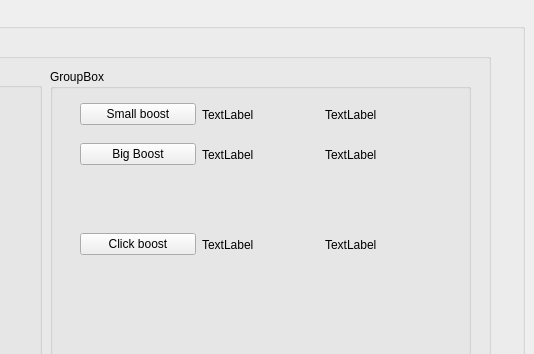
Qt form gui/UniverseIdleGUI.ui (cyphics/universe-idle) before a commit; both pictures show x 579 to 1113 and y 0 to 354 of the 1113 by 917 pixel window.
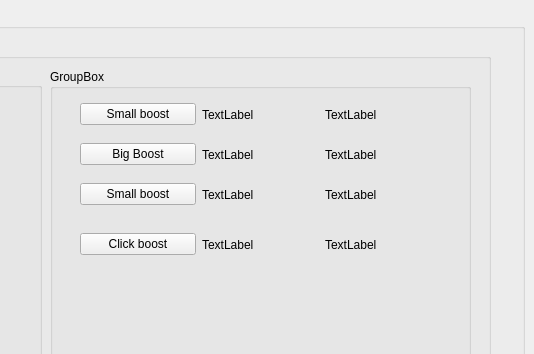
The same form after that commit.

Patch:
```diff
--- a/gui/UniverseIdleGUI.ui
+++ b/gui/UniverseIdleGUI.ui
@@ -307,6 +307,49 @@
                 </layout>
                </widget>
               </widget>
+              <widget class="QWidget" name="boost_4_widget" native="true">
+               <property name="geometry">
+                <rect>
+                 <x>30</x>
+                 <y>110</y>
+                 <width>361</width>
+                 <height>31</height>
+                </rect>
+               </property>
+               <widget class="QWidget" name="horizontalLayoutWidget_4">
+                <property name="geometry">
+                 <rect>
+                  <x>0</x>
+                  <y>0</y>
+                  <width>361</width>
+                  <height>31</height>
+                 </rect>
+                </property>
+                <layout class="QHBoxLayout" name="boost_4_layout">
+                 <item>
+                  <widget class="QPushButton" name="boost_4_button">
+                   <property name="text">
+                    <string>Small boost</string>
+                   </property>
+                  </widget>
+                 </item>
+                 <item>
+                  <widget class="QLabel" name="boost_4_remaining_time">
+                   <property name="text">
+                    <string>TextLabel</string>
+                   </property>
+                  </widget>
+                 </item>
+                 <item>
+                  <widget class="QLabel" name="boost_4_price">
+                   <property name="text">
+                    <string>TextLabel</string>
+                   </property>
+                  </widget>
+                 </item>
+                </layout>
+               </widget>
+              </widget>
              </widget>
             </item>
            </layout>
```
Left out of the diff: 2 changed lines with no effect on the pictures.
